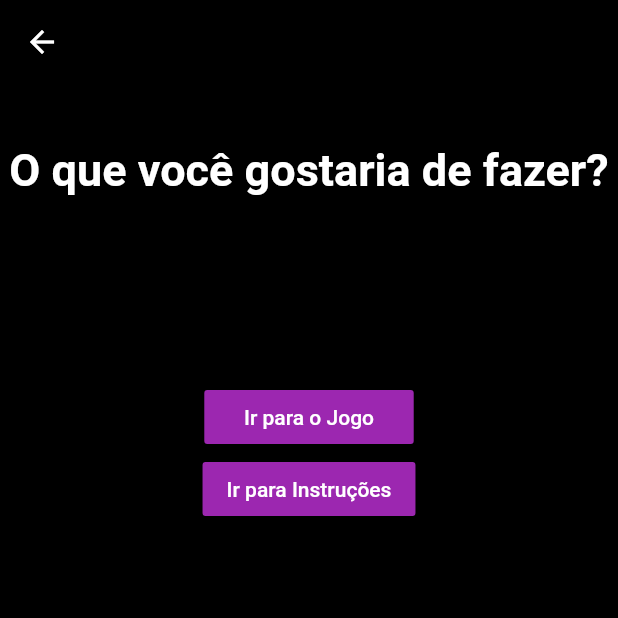
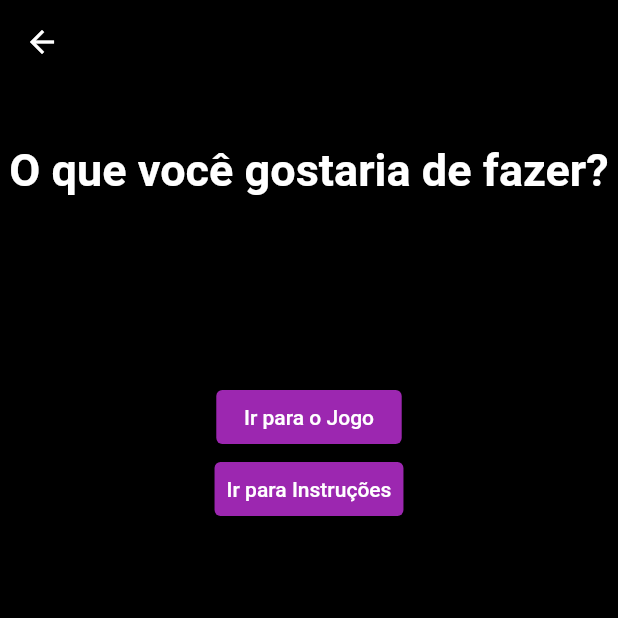
Before and after one commit to MouraRaquel/memory_extreme_app, a Flutter app: the Jogos screen opened directly, after a tap on "FIGURAS", on a phone screen of 412 x 824 dp, the top half of it. Run offline on Flutter 3.47's test engine with Material 2 defaults, Android fonts, the phone set to English and light mode, and no system bars.

Commit message:
Altera o tipo dos botões

```diff
--- a/lib/home_page.dart
+++ b/lib/home_page.dart
@@ -41,13 +41,12 @@ class HomePage extends StatelessWidget {
   }
 
   _button(context, String text) {
-    return RaisedButton(
-      color: Colors.purple,
-      child: Text(text, style: TextStyle(color: Colors.white)),
-      onPressed: () {
-        _onClickAvancar(context);
-      }
-    );
+    return TextButton(
+        style: TextButton.styleFrom(backgroundColor: Colors.purple),
+        child: Text(text, style: TextStyle(color: Colors.white)),
+        onPressed: () {
+          _onClickAvancar(context);
+        });
   }
 
   _onClickAvancar(context) {
@@ -125,16 +124,18 @@ class Jogos extends StatelessWidget {
   }
 
   _button(context, String text, Function onPressed) {
-    return RaisedButton(
-        color: Colors.purple,
+    return TextButton(
+        style: TextButton.styleFrom(
+            backgroundColor: Colors.purple
+        ),
         child: Text(text, style: TextStyle(color: Colors.white)),
         onPressed: onPressed
     );
   }
 
-  void _onClickNavigator(BuildContext context, Widget home_page) {
+  void _onClickNavigator(BuildContext context, Widget homePage) {
     Navigator.push(context, MaterialPageRoute(builder: (BuildContext context) {
-      return home_page;
+      return homePage;
     }));
   }
 }
--- a/lib/main.dart
+++ b/lib/main.dart
@@ -1,5 +1,4 @@
 import 'package:flutter/material.dart';
-import 'package:memory_extreme_app/home_page.dart';
 import 'package:memory_extreme_app/pages/login.dart';
 
 
--- a/lib/pages/jogo_figuras.dart
+++ b/lib/pages/jogo_figuras.dart
@@ -86,8 +86,10 @@ class _FigurasState extends State<Figuras> {
   }
 
   _button(context, String text) {
-    return RaisedButton(
-        color: Colors.purple,
+    return TextButton(
+        style: TextButton.styleFrom(
+            backgroundColor: Colors.purple
+        ),
         child: Text(text, style: TextStyle(color: Colors.white)),
         onPressed: () {
           setState(() {
@@ -152,10 +154,13 @@ class OpcoesFiguras extends StatelessWidget {
   }
 
   _button(context, String text, Function onPressed) {
-    return RaisedButton(
-        color: Colors.purple,
+    return TextButton(
+        style: TextButton.styleFrom(
+            backgroundColor: Colors.purple
+        ),
         child: Text(text, style: TextStyle(color: Colors.white)),
-        onPressed: onPressed);
+        onPressed: onPressed
+    );
   }
 
   void _onClickNavigator(BuildContext context, Widget home_page) {
```
Also changed, not shown: lib/pages/instrucoes.dart (+24 -18 lines), lib/pages/jogo_palavras.dart (+16 -18 lines), lib/pages/login.dart (+5 -9 lines), pubspec.lock.
